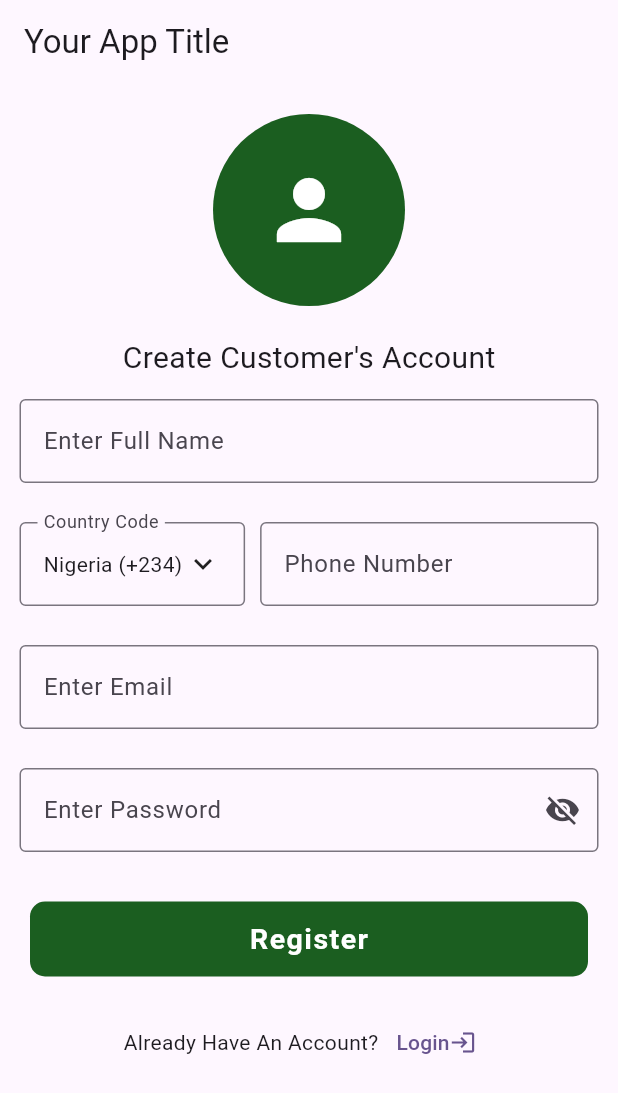
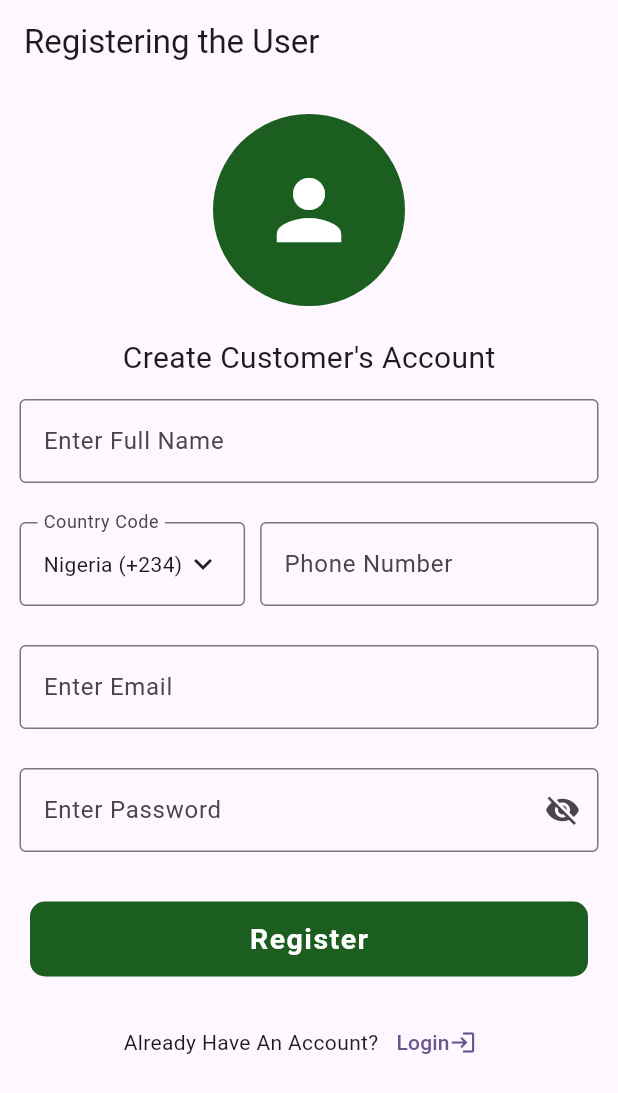
Before and after one commit to robertjmaneno/msika_wathu, a Flutter app: the screen it shows after launch, on a phone screen of 412 x 824 dp. Shown: the top 1093 px of the screen. Run offline on Flutter 3.47's test engine with Material 2 defaults, Android fonts, the phone set to English and light mode, and no system bars; our stand-ins replace cached_network_image, cloud_firestore, firebase_auth, firebase_core, flutter_svg; accounts and stored records are empty.

```diff
--- a/lib/views/buyer/auth/register_screen.dart
+++ b/lib/views/buyer/auth/register_screen.dart
@@ -90,7 +90,7 @@ class _RegisterScreenState extends State<RegisterScreen> {
   Widget build(BuildContext context) {
     return Scaffold(
       appBar: AppBar(
-        title: const Text('Your App Title'), // Set your app title here
+        title: const Text('Registering the User'), // Set your app title here
       ),
       body: SingleChildScrollView(
         child: Center(
```
